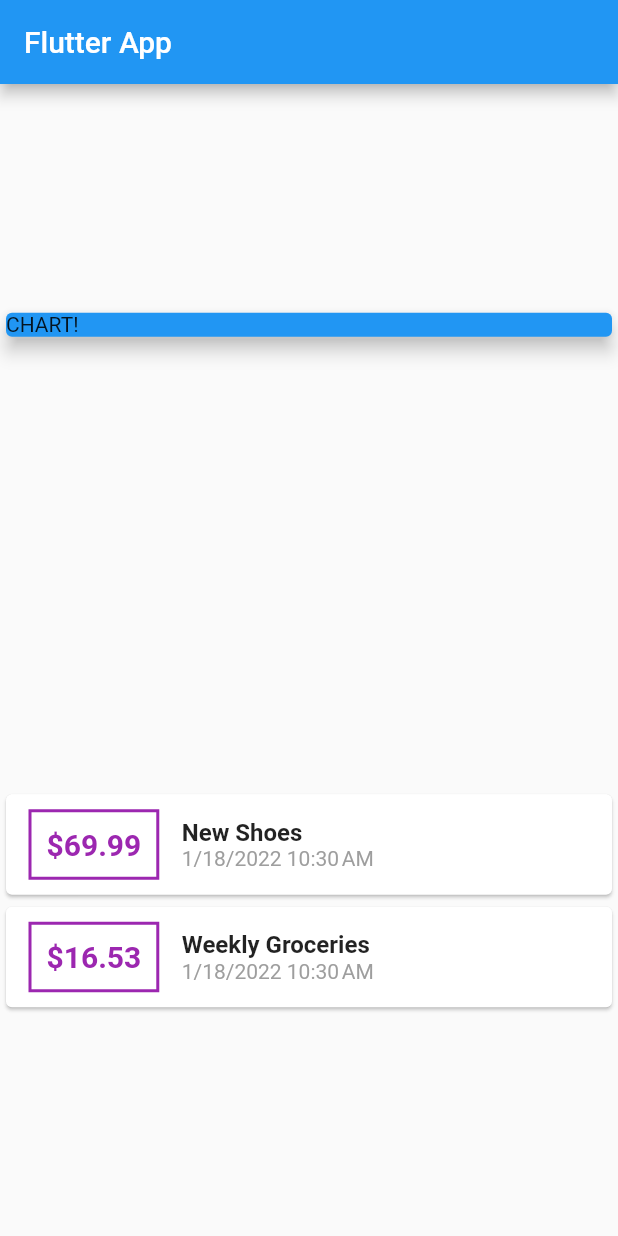
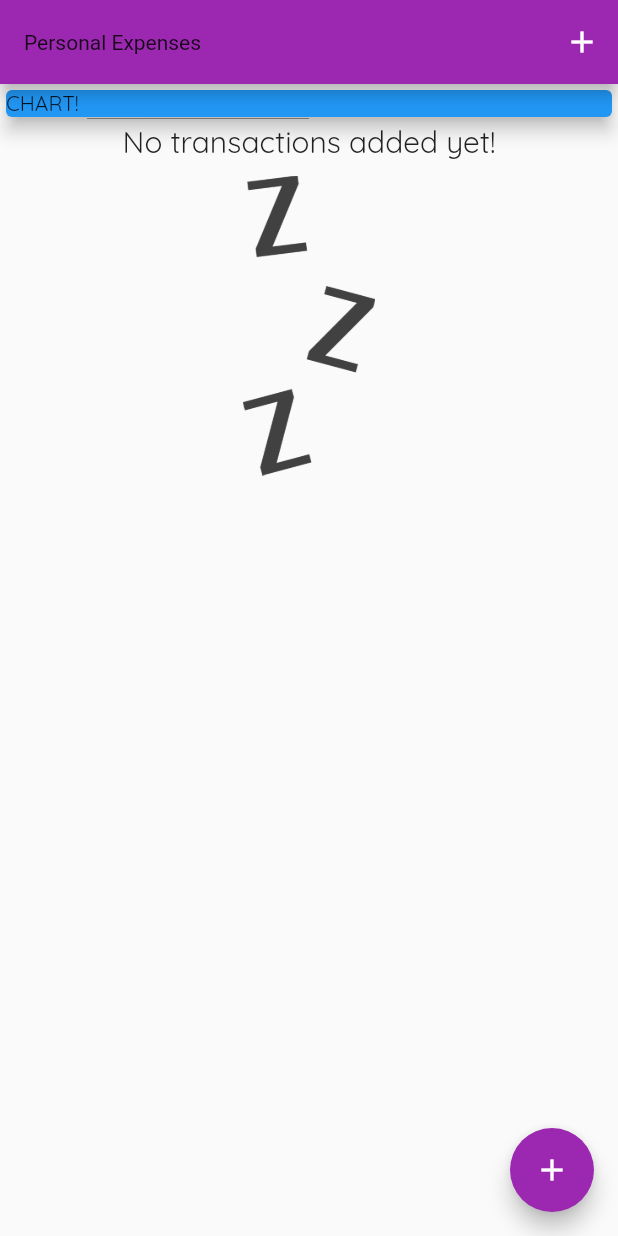
Before and after one commit to terenceslau/personal_expense, a Flutter app: the screen it shows after launch, on a phone screen of 412 x 824 dp. Run offline on Flutter 3.47's test engine with Material 2 defaults, Android fonts, the phone set to English and light mode, and no system bars.

Commit message:
transactions, transaction_list

```diff
--- a/lib/main.dart
+++ b/lib/main.dart
@@ -1,49 +1,100 @@
 import 'package:flutter/material.dart';
-import 'package:intl/intl.dart';
 
-import './transaction.dart';
+import './widgets/new_transaction.dart';
+import './widgets/transaction_list.dart';
+import './models/transaction.dart';
 
 void main() => runApp(MyApp());
 
 class MyApp extends StatelessWidget {
-  MyApp({Key key}) : super(key: key);
-
   @override
   Widget build(BuildContext context) {
     return MaterialApp(
-      title: 'Flutter App',
+      title: 'Personal Expenses',
+      theme: ThemeData(
+          primarySwatch: Colors.purple,
+          accentColor: Colors.purple,
+          fontFamily: 'Quicksand',
+          appBarTheme: AppBarTheme(
+            textTheme: ThemeData.light().textTheme.copyWith(
+                    titleSmall: TextStyle(
+                  fontFamily: 'OpenSans',
+                  fontSize: 20,
+                  fontWeight: FontWeight.bold,
+                )),
+          )),
       home: MyHomePage(),
     );
   }
 }
 
-class MyHomePage extends StatelessWidget {
-  MyHomePage({Key key}) : super(key: key);
+class MyHomePage extends StatefulWidget {
+  @override
+  _MyHomePageState createState() => _MyHomePageState();
+}
 
-  final List<Transaction> transactions = [
-    Transaction(
-      id: 't1',
-      title: 'New Shoes',
-      amount: 69.99,
+class _MyHomePageState extends State<MyHomePage> {
+  final List<Transaction> _userTransactions = [
+//    Transaction(
+//      id: 't1',
+//      title: 'New Shoes',
+//      amount: 69.99,
+//      date: DateTime.now(),
+//    ),
+//    Transaction(
+//      id: 't2',
+//      title: 'Weekly Groceries',
+//      amount: 16.53,
+//      date: DateTime.now(),
+//    ),
+  ];
+
+  void _addNewTransaction(String txTitle, double txAmount) {
+    final newTx = Transaction(
+      id: DateTime.now().toString(),
+      title: txTitle,
+      amount: txAmount,
       date: DateTime.now(),
-    ),
-    Transaction(
-      id: 't2',
-      title: 'Weekly Groceries',
-      amount: 16.53,
-      date: DateTime.now(),
-    ),
-  ];
+    );
+
+    setState(() {
+      _userTransactions.add(newTx);
+    });
+  }
+
+  void _startAddNewTransaction(BuildContext ctx) {
+    showModalBottomSheet(
+      context: ctx,
+      builder: (_) {
+        return GestureDetector(
+          onTap: () {},
+          child: NewTransaction(_addNewTransaction),
+          behavior: HitTestBehavior.opaque,
+        );
+      },
+    );
+  }
 
   @override
   Widget build(BuildContext context) {
     return Scaffold(
       appBar: AppBar(
-        title: const Text('Flutter App'),
+        title: const Text('Personal Expenses'),
+        actions: <Widget>[
+          IconButton(
+            icon: Icon(Icons.add),
+            onPressed: () => _startAddNewTransaction(context),
           ),
-      body: Column(
-        mainAxisAlignment: MainAxisAlignment.spaceAround,
-        crossAxisAlignment: CrossAxisAlignment.end,
+        ],
+      ),
+      floatingActionButton: FloatingActionButton(
+        onPressed: () => _startAddNewTransaction(context),
+        child: Icon(Icons.add),
+      ),
+      body: SingleChildScrollView(
+        child: Column(
+          mainAxisAlignment: MainAxisAlignment.start,
+          crossAxisAlignment: CrossAxisAlignment.start,
           children: <Widget>[
             Container(
               width: double.infinity,
@@ -53,56 +104,9 @@ class MyHomePage extends StatelessWidget {
                 elevation: 5,
               ),
             ),
-          Column(
-            children: transactions.map((tx) {
-              return Card(
-                child: Row(
-                  children: <Widget>[
-                    Container(
-                      margin: EdgeInsets.symmetric(
-                        vertical: 10,
-                        horizontal: 15,
-                      ),
-                      decoration: BoxDecoration(
-                        border: Border.all(
-                          color: Colors.purple,
-                          width: 2,
-                        ),
-                      ),
-                      padding: EdgeInsets.all(10),
-                      child: Text(
-                        '\$${tx.amount}',
-                        style: TextStyle(
-                          fontWeight: FontWeight.bold,
-                          fontSize: 20,
-                          color: Colors.purple,
-                        ),
-                      ),
-                    ),
-                    Column(
-                      crossAxisAlignment: CrossAxisAlignment.start,
-                      children: <Widget>[
-                        Text(
-                          tx.title,
-                          style: TextStyle(
-                            fontSize: 16,
-                            fontWeight: FontWeight.bold,
-                          ),
-                        ),
-                        Text(
-                          DateFormat.yMd().add_jm().format(tx.date),
-                          style: TextStyle(
-                            color: Colors.grey,
-                          ),
-                        ),
-                      ],
-                    )
+            TransactionList(_userTransactions),
           ],
         ),
-              );
-            }).toList(),
-          ),
-        ],
       ),
     );
   }
--- /dev/null
+++ b/lib/widgets/transaction_list.dart
@@ -0,0 +1,90 @@
+import 'package:flutter/material.dart';
+import 'package:intl/intl.dart';
+
+import '../models/transaction.dart';
+
+class TransactionList extends StatelessWidget {
+  final List<Transaction> transactions;
+
+  TransactionList(this.transactions);
+
+  @override
+  Widget build(BuildContext context) {
+    return Container(
+      height: 400,
+      child: transactions.isEmpty
+          ? Center(
+              child: Column(
+                mainAxisAlignment: MainAxisAlignment.start,
+                children: <Widget>[
+                  Text(
+                    'No transactions added yet!',
+                    style: Theme.of(context).textTheme.titleLarge,
+                  ),
+                  SizedBox(
+                    height: 10,
+                  ),
+                  Container(
+                      height: 200,
+                      child: Image.asset(
+                        'assets/images/waiting.png',
+                        fit: BoxFit.cover,
+                      ))
+                ],
+              ),
+            )
+          : ListView.builder(
+              itemBuilder: (ctx, index) {
+                return Card(
+                  child: Row(
+                    children: <Widget>[
+                      Container(
+                        margin: EdgeInsets.symmetric(
+                          vertical: 10,
+                          horizontal: 15,
+                        ),
+                        decoration: BoxDecoration(
+                          border: Border.all(
+                            color: Theme.of(context).primaryColor,
+                            width: 2,
+                          ),
+                        ),
+                        padding: EdgeInsets.all(10),
+                        child: Text(
+                          '\$${transactions[index].amount.toStringAsFixed(2)}',
+                          style: TextStyle(
+                            fontWeight: FontWeight.bold,
+                            fontSize: 20,
+                            color: Theme.of(context).primaryColor,
+                          ),
+                        ),
+                      ),
+                      Column(
+                        crossAxisAlignment: CrossAxisAlignment.start,
+                        children: <Widget>[
+                          Text(
+                            transactions[index].title,
+                            style: TextStyle(
+                              fontSize: 16,
+                              fontWeight: FontWeight.bold,
+                            ),
+                          ),
+                          Text(
+                            DateFormat.yMd()
+                                .add_jm()
+                                .format(transactions[index].date),
+                            style: TextStyle(
+                              color: Colors.grey,
+                            ),
+                          ),
+                        ],
+                      )
+                    ],
+                  ),
+                );
+              },
+              itemCount: transactions.length,
+            ),
+    );
+  }
+}
```
Also changed, not shown: lib/widgets/new_transaction.dart (added, +79 -0 lines), pubspec.yaml (+13 -13 lines), assets/fonts/OpenSans-Bold.ttf (added), assets/fonts/OpenSans-Regular.ttf (added), assets/fonts/Quicksand-Bold.ttf (added), assets/fonts/Quicksand-Light.ttf (added), assets/fonts/Quicksand-Medium.ttf (added), assets/fonts/Quicksand-Regular.ttf (added), assets/images/waiting.png (added), lib/models/transaction.dart (renamed from lib/transaction.dart). Lines whose indentation alone changed are shown as unchanged.
